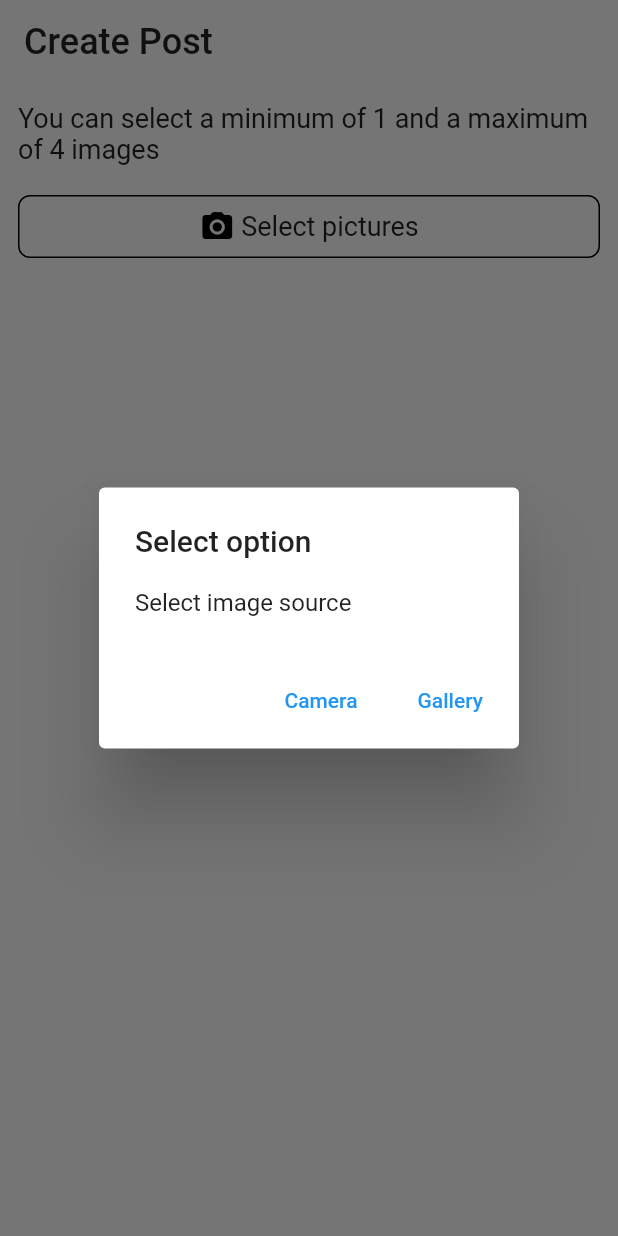
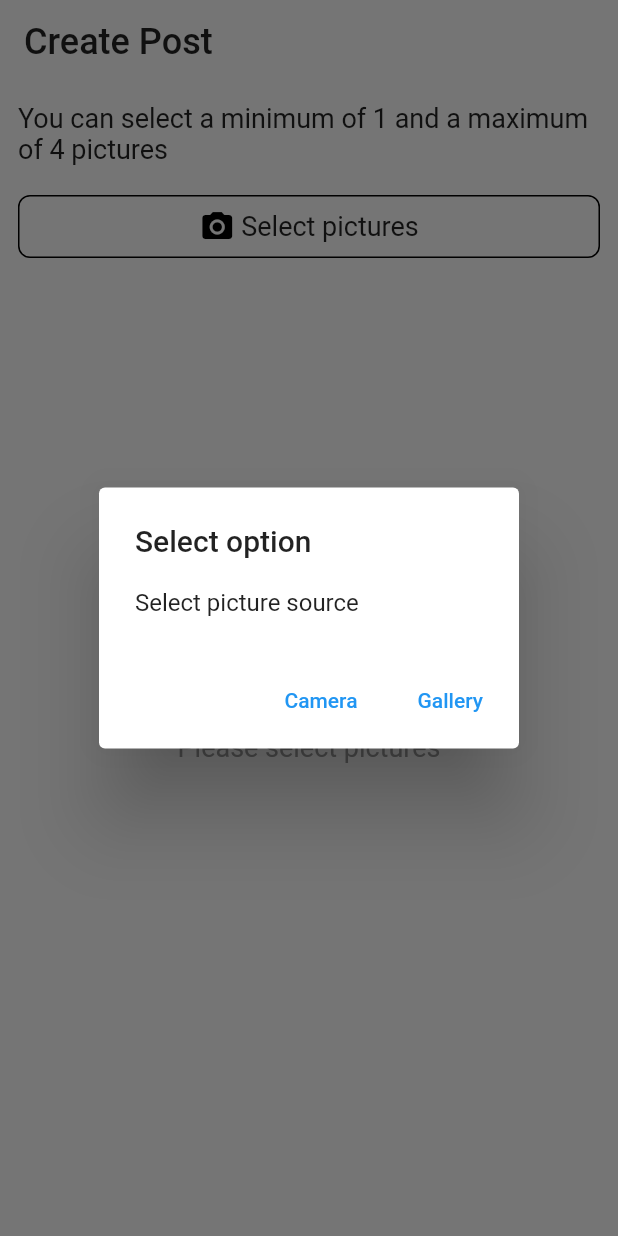
Before and after one commit to StephenLeeDev/FlutterSocialMediaV1, a Flutter app: the CreatePostScreen screen opened by its route, after a tap on "Select pictures", on a phone screen of 412 x 824 dp. Run offline on Flutter 3.47's test engine with Material 2 defaults, Android fonts, the phone set to English and light mode, and no system bars; our stand-ins replace dio, firebase_core, firebase_messaging, flutter_dotenv, flutter_image_slideshow, flutter_secure_storage and 5 more; accounts and stored records are empty.

Commit message:
Feature : ViewPager feature implementation for create post screen

```diff
--- a/lib/data/constant/text.dart
+++ b/lib/data/constant/text.dart
@@ -10,16 +10,17 @@ const selectOption = "Select option";
 /// Post
 const post = "Post";
 const createPost = "Create Post";
-const maxQuantityMessage = "You can select a minimum of 1 and a maximum of 4 images";
+const maxQuantityMessage = "You can select a minimum of 1 and a maximum of 4 pictures";
 const selectPictures = "Select pictures";
+const pleaseSelectPictures = "Please select pictures";
 const deletePost = "Delete Post";
 const deletePostConfirm = "Are you sure you want to delete the post?";
 const postCreatedMessage = "The post has been created";
 const postDeletedMessage = "The post has been deleted";
 const postUpdatedMessage = "The post has been updated";
 
-/// Image
-const selectImageSource = "Select image source";
+/// Picture
+const selectPictureSource = "Select picture source";
 const gallery = "Gallery";
 const camera = "Camera";
 
--- a/lib/presentation/view/screen/post/create_post_screen.dart
+++ b/lib/presentation/view/screen/post/create_post_screen.dart
@@ -1,16 +1,8 @@
-import 'dart:io';
-
-import 'package:flutter/foundation.dart';
 import 'package:flutter/material.dart';
-import 'package:get_it/get_it.dart';
-import 'package:image_picker/image_picker.dart';
-import 'package:provider/provider.dart';
 
 import '../../../../data/constant/text.dart';
-import '../../../../domain/usecase/post/create/create_post_usecase.dart';
-import '../../../util/dialog/dialog_util.dart';
-import '../../../util/logger/image_file_logger_util.dart';
-import '../../../viewmodel/post/create/create_post_viewmodel.dart';
+import 'fragment/description/post_description_fragment.dart';
+import 'fragment/image/post_image_picker_fragment.dart';
 
 class CreatePostScreen extends StatefulWidget {
   const CreatePostScreen({Key? key}) : super(key: key);
@@ -24,30 +16,15 @@ class CreatePostScreen extends StatefulWidget {
 
 class _CreatePostScreenState extends State<CreatePostScreen> {
 
-  static const double maxImageLength = 1000;
-
-  late final CreatePostViewModel _createPostViewModel;
-  final ImagePicker imagePicker = ImagePicker();
-
-  @override
-  void initState() {
-    super.initState();
-    _createPostViewModel = CreatePostViewModel(createPostUseCase: GetIt.instance<CreatePostUseCase>());
-  }
+  final List<Widget> fragments = [
+    const PostImagePickerFragment(),
+    const PostDescriptionFragment(),
+  ];
 
   @override
   Widget build(BuildContext context) {
 
-    const double constantPadding = 12;
-
-    /// Provider
-    return MultiProvider(
-      providers: [
-        Provider<CreatePostViewModel>(
-          create: (context) => _createPostViewModel,
-        ),
-      ],
-      child: Scaffold(
+    return Scaffold(
       backgroundColor: Colors.white,
       /// Appbar
       appBar: AppBar(
@@ -61,142 +38,15 @@ class _CreatePostScreenState extends State<CreatePostScreen> {
           ),
         ),
       ),
-        /// Screen
-        body: Padding(
-          padding: const EdgeInsets.all(constantPadding),
-          child: Column(
-            children: [
-              /// Guide message
-              const Text(
-                maxQuantityMessage,
-                style: TextStyle(
-                  fontSize: 18,
-                ),
-              ),
-              const SizedBox(height: 20),
-
-              /// image picker button
-              GestureDetector(
-                onTap: () {
-                  showSelectionGalleryCameraDialog();
+      /// PageView screen
+      /// ImagePicker, and Description fragments
+      body: PageView.builder(
+        itemCount: fragments.length,
+        itemBuilder: (context, index) {
+          return fragments[index];
         },
-                child: Container(
-                  padding: const EdgeInsets.all(8),
-                  width: double.infinity,
-                  clipBehavior: Clip.hardEdge,
-                  decoration: BoxDecoration(
-                    borderRadius: BorderRadius.circular(8),
-                    border: Border.all(
-                      color: Colors.black,
-                      width: 1,
-                    ),
-                  ),
-                  child: Row(
-                    crossAxisAlignment: CrossAxisAlignment.center,
-                    mainAxisAlignment: MainAxisAlignment.center,
-                    children: const [
-                      Icon(
-                        Icons.photo_camera,
-                        color: Colors.black,
-                      ),
-                      SizedBox(width: 4),
-                      Text(
-                        selectPictures,
-                        style: TextStyle(
-                          fontSize: 18,
-                        ),
-                      ),
-                    ],
-                  ),
-                ),
-              ),
-              const SizedBox(height: constantPadding),
-
-              /// Image list view
-              Expanded(
-                child: ValueListenableBuilder<List<XFile>>(
-                    valueListenable: _createPostViewModel.imageListNotifier,
-                    builder: (context, list, _) {
-                      return GridView.builder(
-                        gridDelegate: const SliverGridDelegateWithFixedCrossAxisCount(
-                          crossAxisCount: 2,
-                          crossAxisSpacing: constantPadding,
-                          mainAxisSpacing: constantPadding,
-                        ),
-                        itemCount: list.length,
-                        itemBuilder: (BuildContext context, int index) {
-                          /// Image item view
-                          return AspectRatio(
-                            aspectRatio: 1,
-                            child: Container(
-                              clipBehavior: Clip.hardEdge,
-                              decoration: BoxDecoration(
-                                borderRadius: BorderRadius.circular(20),
-                              ),
-                              child: Image.file(
-                                File(list[index].path),
-                                fit: BoxFit.cover,
-                              ),
-                            ),
-                          );
-                        },
-                      );
-                    }
-                ),
-              ),
-
-            ],
-          ),
-        ),
       ),
     );
   }
 
-  /// Show image source selection dialog between camera/gallery
-  void showSelectionGalleryCameraDialog() {
-    showTwoButtonDialog(
-      context: context,
-      title: selectOption,
-      content: selectImageSource,
-      firstButtonText: gallery,
-      /// Pick image from gallery
-      firstButtonListener: () async {
-        var images = await pickImagesFromGallery();
-        _createPostViewModel.setImageList(list: images);
-      },
-      /// Pick image from camera
-      secondButtonText: camera,
-      secondButtonListener: () async {
-        var images = await pickImageFromCamera();
-        _createPostViewModel.setImageList(list: images);
-      },
-    );
 }
-
-  /// Pick a single image from the camera.
-  Future<List<XFile>> pickImageFromCamera() async {
-    final XFile? image = await imagePicker.pickImage(source: ImageSource.camera, maxHeight: maxImageLength, maxWidth: maxImageLength);
-
-    /// It prints image file's information
-    if (kDebugMode && image != null) {
-        await printImageInfo(fileName: image.name, file: File(image.path));
-    }
-
-    return image != null ? [image] : [];
-  }
-
-  /// Pick multiple images from the gallery.
-  Future<List<XFile>> pickImagesFromGallery() async {
-    final List<XFile> images = await imagePicker.pickMultiImage(maxHeight: maxImageLength, maxWidth: maxImageLength);
-
-    /// It prints image file's information
-    if (kDebugMode) {
-      for (int i = 0; i < images.length; i++) {
-        await printImageInfo(fileName: images[i].name, file: File(images[i].path));
-      }
-    }
-
-    return images;
-  }
-
-}
--- /dev/null
+++ b/lib/presentation/view/screen/post/fragment/description/post_description_fragment.dart
@@ -0,0 +1,24 @@
+import 'package:flutter/material.dart';
+
+class PostDescriptionFragment extends StatefulWidget {
+  const PostDescriptionFragment({Key? key}) : super(key: key);
+
+  @override
+  State<PostDescriptionFragment> createState() =>
+      _PostDescriptionFragmentState();
+}
+
+class _PostDescriptionFragmentState extends State<PostDescriptionFragment> {
+  @override
+  Widget build(BuildContext context) {
+    return const Center(
+      child: Text(
+        "Description fragment",
+        style: TextStyle(
+          color: Colors.grey,
+          fontSize: 18,
+        ),
+      ),
+    );
+  }
+}
--- /dev/null
+++ b/lib/presentation/view/screen/post/fragment/image/post_image_picker_fragment.dart
@@ -0,0 +1,207 @@
+import 'dart:io';
+
+import 'package:flutter/foundation.dart';
+import 'package:flutter/material.dart';
+import 'package:get_it/get_it.dart';
+import 'package:image_picker/image_picker.dart';
+import 'package:provider/provider.dart';
+
+import '../../../../../../data/constant/text.dart';
+import '../../../../../../domain/usecase/post/create/create_post_usecase.dart';
+import '../../../../../util/dialog/dialog_util.dart';
+import '../../../../../util/logger/image_file_logger_util.dart';
+import '../../../../../viewmodel/post/create/create_post_viewmodel.dart';
+
+class PostImagePickerFragment extends StatefulWidget {
+  const PostImagePickerFragment({Key? key}) : super(key: key);
+
+  @override
+  State<PostImagePickerFragment> createState() =>
+      _PostImagePickerFragmentState();
+}
+
+class _PostImagePickerFragmentState extends State<PostImagePickerFragment> {
+  static const double maxImageLength = 1000;
+
+  late final CreatePostViewModel _createPostViewModel;
+  final ImagePicker imagePicker = ImagePicker();
+
+  @override
+  void initState() {
+    super.initState();
+    _createPostViewModel = CreatePostViewModel(createPostUseCase: GetIt.instance<CreatePostUseCase>());
+  }
+
+  @override
+  Widget build(BuildContext context) {
+    const double constantPadding = 12;
+
+    /// Provider
+    return MultiProvider(
+      providers: [
+        Provider<CreatePostViewModel>(
+          create: (context) => _createPostViewModel,
+        ),
+      ],
+
+      /// Screen
+      child: Padding(
+        padding: const EdgeInsets.all(constantPadding),
+        child: Column(
+          children: [
+            /// Guide message
+            const Text(
+              maxQuantityMessage,
+              style: TextStyle(
+                fontSize: 18,
+              ),
+            ),
+            const SizedBox(height: 20),
+
+            /// image picker button
+            GestureDetector(
+              onTap: () {
+                showSelectionGalleryCameraDialog();
+              },
+              child: Container(
+                padding: const EdgeInsets.all(8),
+                width: double.infinity,
+                clipBehavior: Clip.hardEdge,
+                decoration: BoxDecoration(
+                  borderRadius: BorderRadius.circular(8),
+                  border: Border.all(
+                    color: Colors.black,
+                    width: 1,
+                  ),
+                ),
+                child: Row(
+                  crossAxisAlignment: CrossAxisAlignment.center,
+                  mainAxisAlignment: MainAxisAlignment.center,
+                  children: const [
+                    Icon(
+                      Icons.photo_camera,
+                      color: Colors.black,
+                    ),
+                    SizedBox(width: 4),
+                    Text(
+                      selectPictures,
+                      style: TextStyle(
+                        fontSize: 18,
+                      ),
+                    ),
+                  ],
+                ),
+              ),
+            ),
+            const SizedBox(height: constantPadding),
+
+            /// Image list view
+            Expanded(
+              child: ValueListenableBuilder<List<XFile>>(
+                  valueListenable: _createPostViewModel.imageListNotifier,
+                  builder: (context, list, _) {
+                    /// List view
+                    if (list.isNotEmpty) {
+                      return GridView.builder(
+                        gridDelegate:
+                            const SliverGridDelegateWithFixedCrossAxisCount(
+                          crossAxisCount: 2,
+                          crossAxisSpacing: constantPadding,
+                          mainAxisSpacing: constantPadding,
+                        ),
+                        itemCount: list.length,
+                        itemBuilder: (BuildContext context, int index) {
+                          /// Image item view
+                          return AspectRatio(
+                            aspectRatio: 1,
+                            child: Container(
+                              clipBehavior: Clip.hardEdge,
+                              decoration: BoxDecoration(
+                                borderRadius: BorderRadius.circular(20),
+                              ),
+                              child: Image.file(
+                                File(list[index].path),
+                                fit: BoxFit.cover,
+                              ),
+                            ),
+                          );
+                        },
+                      );
+                    } else {
+                      /// Empty list message
+                      return const Center(
+                        child: Text(
+                          pleaseSelectPictures,
+                          style: TextStyle(
+                            color: Colors.grey,
+                            fontSize: 18,
+                          ),
+                        ),
+                      );
+                    }
+                  }),
+            ),
+
+            // TODO : Implement next button UI & feature
+
+          ],
+        ),
+      ),
+    );
+  }
+
+  // TODO : Must test image picker features on actual iOS device later (I don't have Apple developer account yet)
+  /// Show image source selection dialog between camera/gallery
+  void showSelectionGalleryCameraDialog() {
+    showTwoButtonDialog(
+      context: context,
+      title: selectOption,
+      content: selectPictureSource,
+      firstButtonText: gallery,
+
+      /// Pick image from gallery
+      firstButtonListener: () async {
+        var images = await pickImagesFromGallery();
+        _createPostViewModel.setImageList(list: images);
+      },
+
+      /// Pick image from camera
+      secondButtonText: camera,
+      secondButtonListener: () async {
+        var images = await pickImageFromCamera();
+        _createPostViewModel.setImageList(list: images);
+      },
+    );
+  }
+
+  /// Pick a single image from the camera.
+  Future<List<XFile>> pickImageFromCamera() async {
+    final XFile? image = await imagePicker.pickImage(
+        source: ImageSource.camera,
+        maxHeight: maxImageLength,
+        maxWidth: maxImageLength);
+
+    /// It prints image file's information
+    if (kDebugMode && image != null) {
+      await printImageInfo(fileName: image.name, file: File(image.path));
+    }
+
+    return image != null ? [image] : [];
+  }
+
+  /// Pick multiple images from the gallery.
+  Future<List<XFile>> pickImagesFromGallery() async {
+    final List<XFile> images = await imagePicker.pickMultiImage(
+        maxHeight: maxImageLength, maxWidth: maxImageLength);
+
+    /// It prints image file's information
+    if (kDebugMode) {
+      for (int i = 0; i < images.length; i++) {
+        await printImageInfo(
+            fileName: images[i].name, file: File(images[i].path));
+      }
+    }
+
+    return images;
+  }
+}
```
Lines whose indentation alone changed are shown as unchanged.
